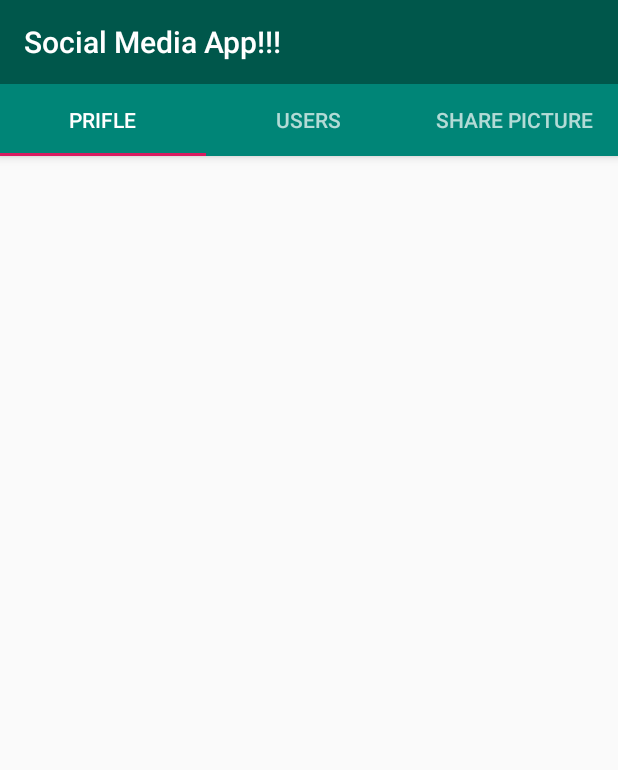
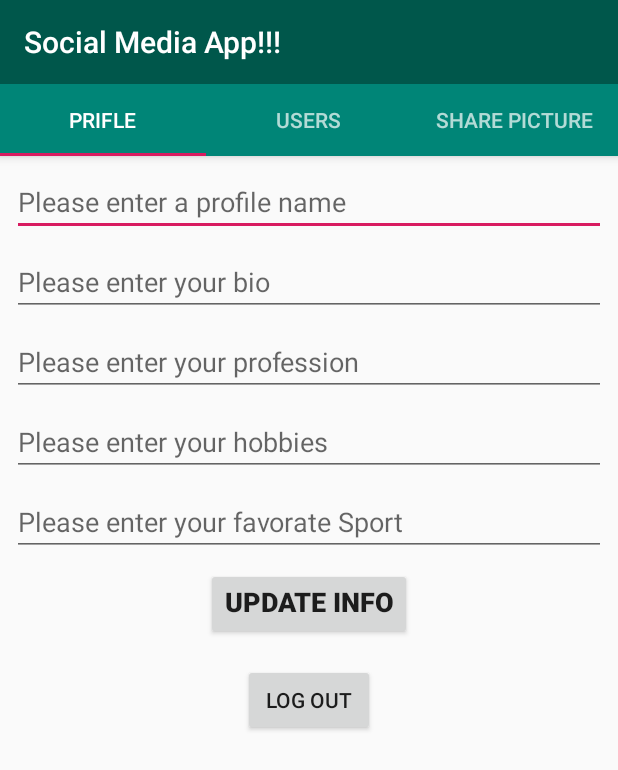
Before and after one commit to BYUNGMOON/Instagram, an Android app: the ProfileTab screen opened directly, with no data from a screen before it, on a phone screen of 412 x 824 dp. Shown: the top 770 px of the screen. Run offline under Robolectric (Android 15) with nearby library versions, the phone set to English and light mode, and no system bars; libraries missing offline, so code that uses them is left out: com.parse, com.shashank.sony; 14 statements that could not run were skipped.

Commit message:
vsc update

```diff
--- a/app/build.gradle
+++ b/app/build.gradle
@@ -27,6 +27,7 @@ dependencies {
     androidTestImplementation 'com.android.support.test:runner:1.0.2'
     androidTestImplementation 'com.android.support.test.espresso:espresso-core:3.0.2'
     implementation "com.github.parse-community.Parse-SDK-Android:parse:1.18.6"
+    implementation 'com.github.Shashank02051997:FancyToast-Android:0.1.3'
     implementation 'com.android.support:design:+'
 
 }
--- a/app/src/main/java/com/example/instagram/ProfileTab.java
+++ b/app/src/main/java/com/example/instagram/ProfileTab.java
@@ -1,11 +1,19 @@
 package com.example.instagram;
 
 
+import android.content.Intent;
 import android.os.Bundle;
 import android.support.v4.app.Fragment;
 import android.view.LayoutInflater;
 import android.view.View;
 import android.view.ViewGroup;
+import android.widget.Button;
+import android.widget.EditText;
+
+import com.parse.ParseException;
+import com.parse.ParseUser;
+import com.parse.SaveCallback;
+import com.shashank.sony.fancytoastlib.FancyToast;
 
 
 /**
@@ -13,6 +21,8 @@ import android.view.ViewGroup;
  */
 public class ProfileTab extends Fragment {
 
+    private EditText edtProfileName, edtProfileBio, edtProfileProfession, edtProfileHobbies, edtProfileFavSport;
+    private Button btnUpdateInfo, btnLogout;
 
     public ProfileTab() {
         // Required empty public constructor
@@ -23,7 +33,101 @@ public class ProfileTab extends Fragment {
     public View onCreateView(LayoutInflater inflater, ViewGroup container,
                              Bundle savedInstanceState) {
         // Inflate the layout for this fragment
-        return inflater.inflate(R.layout.fragment_profile_tab, container, false);
+        final View view = inflater.inflate(R.layout.fragment_profile_tab, container, false);
+
+        edtProfileName = view.findViewById(R.id.edtProfileName);
+        edtProfileBio = view.findViewById(R.id.edtProfileBio);
+        edtProfileProfession = view.findViewById(R.id.edtProfileProfession);
+        edtProfileHobbies = view.findViewById(R.id.edtProfileHobbies);
+        edtProfileFavSport = view.findViewById(R.id.edtProfileFavoriteSport);
+
+        btnUpdateInfo = view.findViewById(R.id.btnUpdateInfo);
+        btnLogout = view.findViewById(R.id.btnLogout);
+
+        final ParseUser parseUser = ParseUser.getCurrentUser();
+
+        btnLogout.setOnClickListener(new View.OnClickListener() {
+            @Override
+            public void onClick(View v) {
+                if (parseUser.getCurrentUser() != null) {
+                    parseUser.getCurrentUser().logOut();
+
+                    Intent intent = new Intent(getContext(), LoginActivity.class);
+                    startActivity(intent);
+                }
+            }
+        });
+
+        String str;
+
+        str = parseUser.get("profileName") + "";
+        if( str.equals("null")) str = "";
+        edtProfileName.setText(str);
+
+        str = parseUser.get("profileBio") + "";
+        if( str.equals("null")) str = "";
+        edtProfileBio.setText(str);
+
+        str = parseUser.get("profileProfession") + "";
+        if( str.equals("null")) str = "";
+        edtProfileProfession.setText(str);
+
+        str = parseUser.get("profileHobbies") + "";
+        if( str.equals("null")) str = "";
+        edtProfileHobbies.setText(str);
+
+        str = parseUser.get("ProfileFavSport") + "";
+        if( str.equals("null")) str = "";
+        edtProfileFavSport.setText(str);
+
+        btnUpdateInfo.setOnClickListener(new View.OnClickListener() {
+            @Override
+            public void onClick(View v) {
+
+                if ( edtProfileName.getText().toString().equals("") ||
+                        edtProfileBio.getText().toString().equals("") ||
+                        edtProfileProfession.getText().toString().equals("") ||
+                        edtProfileHobbies.getText().toString().equals("") ||
+                        edtProfileFavSport.getText().toString().equals("")) {
+
+                    FancyToast.makeText(getContext(),
+                            "Input Required",
+                            FancyToast.LENGTH_LONG,
+                            FancyToast.ERROR,
+                            true).show();
+
+                    return;
+                }
+
+                parseUser.put("profileName", edtProfileName.getText().toString());
+                parseUser.put("profileBio", edtProfileBio.getText().toString());
+                parseUser.put("profileProfession", edtProfileProfession.getText().toString());
+                parseUser.put("profileHobbies", edtProfileHobbies.getText().toString());
+                parseUser.put("ProfileFavSport", edtProfileFavSport.getText().toString());
+
+                parseUser.saveInBackground(new SaveCallback() {
+                    @Override
+                    public void done(ParseException e) {
+
+                        if (e == null) {
+
+                            FancyToast.makeText(getContext(),
+                                    "Info Updated",
+                                    FancyToast.LENGTH_LONG,
+                                    FancyToast.SUCCESS,
+                                    true).show();
+                        } else {
+                            FancyToast.makeText(getContext(),
+                                    e.getMessage(),
+                                    FancyToast.LENGTH_LONG,
+                                    FancyToast.ERROR,
+                                    true).show();
+                        }
+                    }
+                });
+
+            }
+        });
+        return view;
     }
-
 }
--- a/app/src/main/java/com/example/instagram/UsersTab.java
+++ b/app/src/main/java/com/example/instagram/UsersTab.java
@@ -6,6 +6,17 @@ import android.support.v4.app.Fragment;
 import android.view.LayoutInflater;
 import android.view.View;
 import android.view.ViewGroup;
+import android.widget.ArrayAdapter;
+import android.widget.ListView;
+
+import com.parse.FindCallback;
+import com.parse.ParseException;
+import com.parse.ParseQuery;
+import com.parse.ParseUser;
+import com.shashank.sony.fancytoastlib.FancyToast;
+
+import java.util.ArrayList;
+import java.util.List;
 
 
 /**
@@ -13,6 +24,10 @@ import android.view.ViewGroup;
  */
 public class UsersTab extends Fragment {
 
+
+    private ListView listView;
+    private ArrayList arrayList;
+    private ArrayAdapter arrayAdapter;
 
     public UsersTab() {
         // Required empty public constructor
@@ -23,7 +38,44 @@ public class UsersTab extends Fragment {
     public View onCreateView(LayoutInflater inflater, ViewGroup container,
                              Bundle savedInstanceState) {
         // Inflate the layout for this fragment
-        return inflater.inflate(R.layout.fragment_users_tab, container, false);
+        View view = inflater.inflate(R.layout.fragment_users_tab, container, false);
+
+        listView = view.findViewById(R.id.listView);
+        arrayList = new ArrayList();
+        arrayAdapter = new ArrayAdapter(getContext(), android.R.layout.simple_list_item_1, arrayList);
+
+        ParseQuery<ParseUser> parseQuery = ParseUser.getQuery();
+
+        parseQuery.whereNotEqualTo("username", ParseUser.getCurrentUser().getUsername());
+
+        parseQuery.findInBackground(new FindCallback<ParseUser>() {
+            @Override
+            public void done(List<ParseUser> users, ParseException e) {
+
+                if (e == null) {
+
+                    if (users.size() > 0) {
+
+                        for (ParseUser user : users) {
+
+                            arrayList.add(user.getUsername());
+                        }
+
+                        listView.setAdapter(arrayAdapter);
+                    }
+
+                } else {
+                    FancyToast.makeText(getContext(),
+                            e.getMessage(),
+                            FancyToast.LENGTH_LONG,
+                            FancyToast.ERROR,
+                            true).show();
+
+                }
+            }
+        });
+
+        return view;
     }
 
 }
--- a/app/src/main/res/layout/fragment_profile_tab.xml
+++ b/app/src/main/res/layout/fragment_profile_tab.xml
@@ -1,10 +1,112 @@
 <?xml version="1.0" encoding="utf-8"?>
 <android.support.constraint.ConstraintLayout
     xmlns:android="http://schemas.android.com/apk/res/android"
+    xmlns:app="http://schemas.android.com/apk/res-auto"
     xmlns:tools="http://schemas.android.com/tools"
     android:layout_width="match_parent"
     android:layout_height="match_parent"
     tools:context=".ProfileTab">
 
 
+    <EditText
+        android:id="@+id/edtProfileName"
+        android:layout_width="0dp"
+        android:layout_height="wrap_content"
+        android:layout_marginStart="8dp"
+        android:layout_marginTop="8dp"
+        android:layout_marginEnd="8dp"
+        android:ems="10"
+        android:hint="Please enter a profile name"
+        android:inputType="textPersonName"
+        app:layout_constraintEnd_toEndOf="parent"
+        app:layout_constraintHorizontal_bias="0.0"
+        app:layout_constraintStart_toStartOf="parent"
+        app:layout_constraintTop_toTopOf="parent" />
+
+    <EditText
+        android:id="@+id/edtProfileFavoriteSport"
+        android:layout_width="0dp"
+        android:layout_height="wrap_content"
+        android:layout_marginStart="8dp"
+        android:layout_marginTop="8dp"
+        android:layout_marginEnd="8dp"
+        android:ems="10"
+        android:hint="Please enter your favorate Sport"
+        android:inputType="textPersonName"
+        app:layout_constraintEnd_toEndOf="parent"
+        app:layout_constraintHorizontal_bias="0.0"
+        app:layout_constraintStart_toStartOf="parent"
+        app:layout_constraintTop_toBottomOf="@+id/edtProfileHobbies" />
+
+    <EditText
+        android:id="@+id/edtProfileHobbies"
+        android:layout_width="0dp"
+        android:layout_height="wrap_content"
+        android:layout_marginStart="8dp"
+        android:layout_marginTop="8dp"
+        android:layout_marginEnd="8dp"
+        android:ems="10"
+        android:hint="Please enter your hobbies"
+        android:inputType="textPersonName"
+        app:layout_constraintEnd_toEndOf="parent"
+        app:layout_constraintHorizontal_bias="1.0"
+        app:layout_constraintStart_toStartOf="parent"
+        app:layout_constraintTop_toBottomOf="@+id/edtProfileProfession" />
+
+    <EditText
+        android:id="@+id/edtProfileProfession"
+        android:layout_width="0dp"
+        android:layout_height="wrap_content"
+        android:layout_marginStart="8dp"
+        android:layout_marginTop="8dp"
+        android:layout_marginEnd="8dp"
+        android:ems="10"
+        android:hint="Please enter your profession"
+        android:inputType="textPersonName"
+        app:layout_constraintEnd_toEndOf="parent"
+        app:layout_constraintHorizontal_bias="0.0"
+        app:layout_constraintStart_toStartOf="parent"
+        app:layout_constraintTop_toBottomOf="@+id/edtProfileBio" />
+
+    <EditText
+        android:id="@+id/edtProfileBio"
+        android:layout_width="0dp"
+        android:layout_height="wrap_content"
+        android:layout_marginStart="8dp"
+        android:layout_marginTop="8dp"
+        android:layout_marginEnd="8dp"
+        android:ems="10"
+        android:hint="Please enter your bio"
+        android:inputType="textPersonName"
+        app:layout_constraintEnd_toEndOf="parent"
+        app:layout_constraintHorizontal_bias="0.0"
+        app:layout_constraintStart_toStartOf="parent"
+        app:layout_constraintTop_toBottomOf="@+id/edtProfileName" />
+
+    <Button
+        android:id="@+id/btnUpdateInfo"
+        android:layout_width="wrap_content"
+        android:layout_height="wrap_content"
+        android:layout_marginStart="8dp"
+        android:layout_marginTop="8dp"
+        android:layout_marginEnd="8dp"
+        android:gravity="center_horizontal"
+        android:text="UPDATE INFO"
+        android:textSize="18sp"
+        android:textStyle="bold"
+        app:layout_constraintEnd_toEndOf="parent"
+        app:layout_constraintStart_toStartOf="parent"
+        app:layout_constraintTop_toBottomOf="@+id/edtProfileFavoriteSport" />
+
+    <Button
+        android:id="@+id/btnLogout"
+        android:layout_width="wrap_content"
+        android:layout_height="wrap_content"
+        android:layout_marginStart="8dp"
+        android:layout_marginTop="16dp"
+        android:layout_marginEnd="8dp"
+        android:text="LOG OUT"
+        app:layout_constraintEnd_toEndOf="parent"
+        app:layout_constraintStart_toStartOf="parent"
+        app:layout_constraintTop_toBottomOf="@+id/btnUpdateInfo" />
 </android.support.constraint.ConstraintLayout>
--- a/app/src/main/res/layout/fragment_users_tab.xml
+++ b/app/src/main/res/layout/fragment_users_tab.xml
@@ -6,4 +6,10 @@
     android:layout_height="match_parent"
     tools:context=".UsersTab">
 
+    <ListView
+        android:id="@+id/listView"
+        android:layout_width="395dp"
+        android:layout_height="587dp"
+        tools:layout_editor_absoluteX="8dp"
+        tools:layout_editor_absoluteY="8dp" />
 </android.support.constraint.ConstraintLayout>
```
